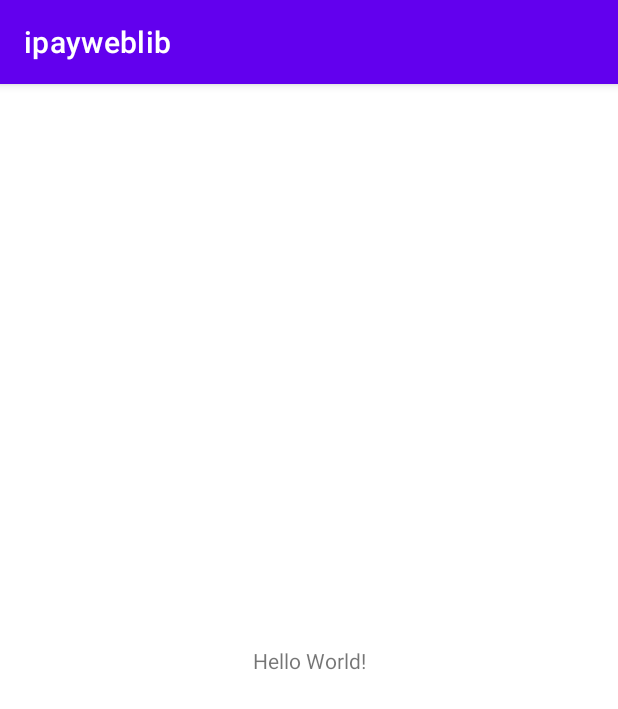
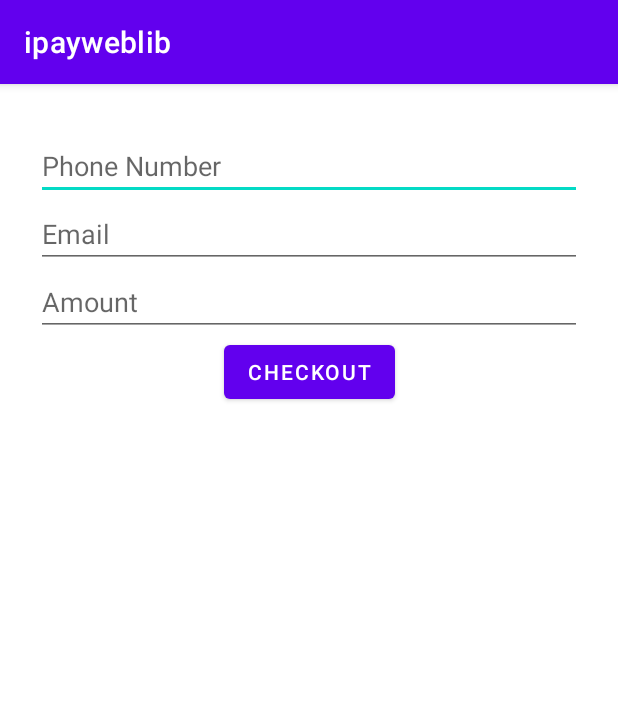
Before and after one commit to Deskola/iPayKeLibrary, an Android app: the screen it shows after launch (MainActivity), on a phone screen of 412 x 824 dp. Shown: the top 709 px of the screen. Run offline under Robolectric (Android 15) with nearby library versions, the phone set to English and light mode, and no system bars.

```diff
--- a/app/build.gradle
+++ b/app/build.gradle
@@ -39,6 +39,7 @@ dependencies {
     implementation 'androidx.appcompat:appcompat:1.2.0'
     implementation 'com.google.android.material:material:1.2.1'
     implementation 'androidx.constraintlayout:constraintlayout:2.0.1'
+    implementation project(path: ':ipay_channels')
     testImplementation 'junit:junit:4.+'
     androidTestImplementation 'androidx.test.ext:junit:1.1.2'
     androidTestImplementation 'androidx.test.espresso:espresso-core:3.3.0'
--- a/app/src/main/java/com/example/ipayweblib/MainActivity.kt
+++ b/app/src/main/java/com/example/ipayweblib/MainActivity.kt
@@ -1,11 +1,37 @@
 package com.example.ipayweblib
 
+import android.content.Intent
 import androidx.appcompat.app.AppCompatActivity
 import android.os.Bundle
+import android.util.Log
+import android.widget.Button
+import android.widget.EditText
 
 class MainActivity : AppCompatActivity() {
+    private lateinit var emailIT: EditText
+    private lateinit var phoneIT: EditText
+    private lateinit var amountIT: EditText
+    private lateinit var button: Button
     override fun onCreate(savedInstanceState: Bundle?) {
         super.onCreate(savedInstanceState)
         setContentView(R.layout.activity_main)
+        button = findViewById(R.id.button)
+
+        button.setOnClickListener {
+
+            emailIT = findViewById(R.id.email_addr)
+            phoneIT = findViewById(R.id.phone_num)
+            amountIT = findViewById(R.id.amnt)
+
+            val intent = Intent(this, Checkout::class.java)
+            intent.putExtra("EMAIL", emailIT.text.toString())
+            intent.putExtra("PHONE", phoneIT.text.toString())
+            intent.putExtra("AMOUNT", amountIT.text.toString())
+            startActivity(intent)
+        }
+
+
     }
+
+
 }
--- a/app/src/main/res/layout/activity_main.xml
+++ b/app/src/main/res/layout/activity_main.xml
@@ -6,13 +6,70 @@
     android:layout_height="match_parent"
     tools:context=".MainActivity">
 
-    <TextView
+    <EditText
+        android:id="@+id/phone_num"
+        android:layout_width="0dp"
+        android:layout_height="wrap_content"
+        android:layout_marginStart="24dp"
+        android:layout_marginLeft="24dp"
+        android:layout_marginTop="32dp"
+        android:layout_marginEnd="24dp"
+        android:layout_marginRight="24dp"
+        android:ems="10"
+        android:hint="@string/phone_number"
+        android:inputType="phone"
+        app:layout_constraintBottom_toTopOf="@+id/email_addr"
+        app:layout_constraintEnd_toEndOf="parent"
+        app:layout_constraintHorizontal_bias="0.5"
+        app:layout_constraintStart_toStartOf="parent"
+        app:layout_constraintTop_toTopOf="parent"
+        app:layout_constraintVertical_chainStyle="packed" />
+
+    <EditText
+        android:id="@+id/email_addr"
+        android:layout_width="0dp"
+        android:layout_height="wrap_content"
+        android:layout_marginStart="24dp"
+        android:layout_marginLeft="24dp"
+        android:layout_marginEnd="24dp"
+        android:layout_marginRight="24dp"
+        android:ems="10"
+        android:hint="@string/email_address"
+        android:inputType="textEmailAddress"
+        app:layout_constraintBottom_toTopOf="@+id/amnt"
+        app:layout_constraintEnd_toEndOf="parent"
+        app:layout_constraintHorizontal_bias="0.5"
+        app:layout_constraintStart_toStartOf="parent"
+        app:layout_constraintTop_toBottomOf="@+id/phone_num" />
+
+    <EditText
+        android:id="@+id/amnt"
+        android:layout_width="0dp"
+        android:layout_height="wrap_content"
+        android:layout_marginStart="24dp"
+        android:layout_marginLeft="24dp"
+        android:layout_marginEnd="24dp"
+        android:layout_marginRight="24dp"
+        android:ems="10"
+        android:hint="@string/amount"
+        android:inputType="number"
+        app:layout_constraintBottom_toTopOf="@+id/button"
+        app:layout_constraintEnd_toEndOf="parent"
+        app:layout_constraintHorizontal_bias="0.5"
+        app:layout_constraintStart_toStartOf="parent"
+        app:layout_constraintTop_toBottomOf="@+id/email_addr" />
+
+    <Button
+        android:id="@+id/button"
         android:layout_width="wrap_content"
         android:layout_height="wrap_content"
-        android:text="Hello World!"
-        app:layout_constraintBottom_toBottomOf="parent"
-        app:layout_constraintLeft_toLeftOf="parent"
-        app:layout_constraintRight_toRightOf="parent"
-        app:layout_constraintTop_toTopOf="parent" />
+        android:text="@string/checkout_btn"
+        app:layout_constraintEnd_toEndOf="parent"
+        app:layout_constraintHorizontal_bias="0.5"
+        app:layout_constraintStart_toStartOf="parent"
+        app:layout_constraintTop_toBottomOf="@+id/amnt" />
+
+
+
 
 </androidx.constraintlayout.widget.ConstraintLayout>
--- a/app/src/main/res/values/strings.xml
+++ b/app/src/main/res/values/strings.xml
@@ -1,3 +1,7 @@
 <resources>
     <string name="app_name">ipayweblib</string>
+    <string name="phone_number">Phone Number</string>
+    <string name="email_address">Email</string>
+    <string name="amount">Amount</string>
+    <string name="checkout_btn">Checkout</string>
 </resources>
--- a/build.gradle
+++ b/build.gradle
@@ -18,6 +18,7 @@ allprojects {
     repositories {
         google()
         mavenCentral()
+        mavenLocal()
         jcenter() // Warning: this repository is going to shut down soon
     }
 }
```
Also changed, not shown: app/src/main/AndroidManifest.xml (+8 -4 lines), app/src/main/java/com/example/ipayweblib/Checkout.kt (added, +118 -0 lines), app/src/main/java/com/example/ipayweblib/Utils.kt (added, +25 -0 lines), app/src/main/res/layout/activity_checkout.xml (added, +29 -0 lines), ipay_channels/build.gradle (+18 -0 lines), ipay_channels/src/main/java/com/example/ipay_channels/Payment.kt (deleted, +0 -32 lines), ipay_channels/src/main/java/com/example/ipay_channels/iPay.kt (added, +16 -0 lines).
